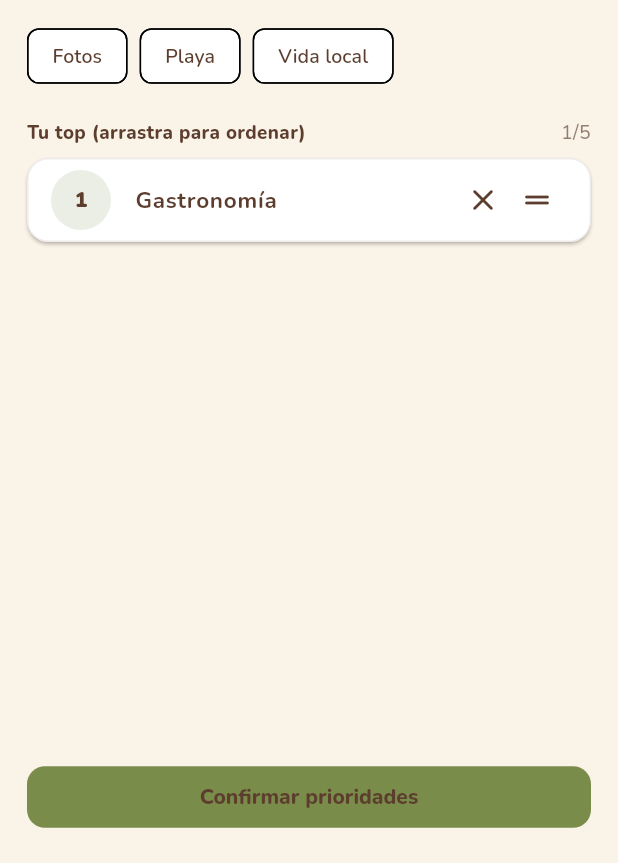
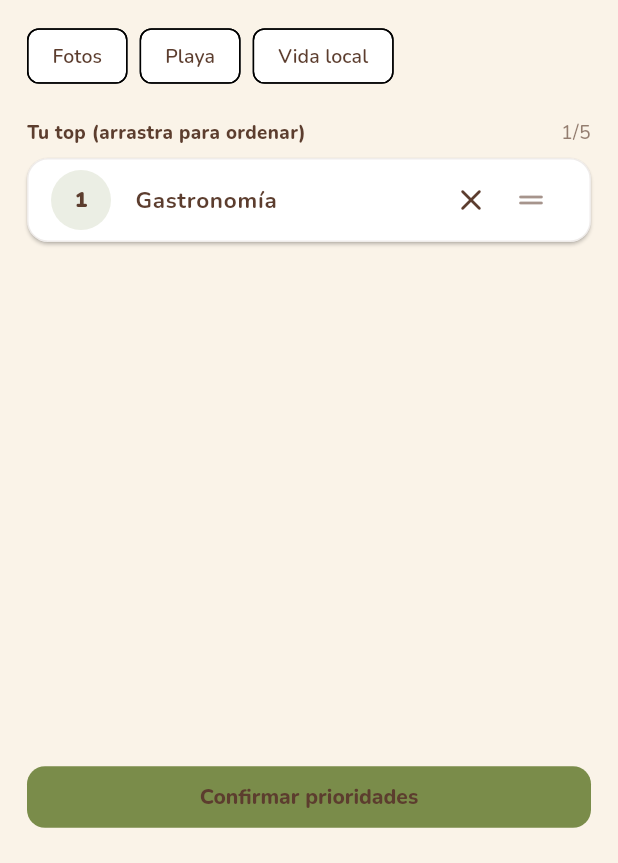
Before and after one commit to michellecfino/ChocoAventura-front, a Flutter app: the PriorizacionCategoriasScreen screen opened directly, after a tap on "Gastronomía", on a phone screen of 412 x 824 dp, the part 373-1236 px from its top. Run offline on Flutter 3.47's test engine with Material 3 defaults, Android fonts, the phone set to English and light mode, and no system bars; our stand-ins replace flutter_dotenv, google_fonts, google_places_flutter, speech_to_text; missing offline and left inert: dart:html; accounts and stored records are empty; network calls fail.

Commit message:
fix drag-to-reorder handle and chip deselect in category prioritization
Co-authored-by: Cursor <cursoragent@cursor.com>

```diff
--- a/choco/lib/features/viajes/screens/priorizacion_categorias_screen.dart
+++ b/choco/lib/features/viajes/screens/priorizacion_categorias_screen.dart
@@ -103,13 +103,7 @@ class _PriorizacionCategoriasScreenState extends State<PriorizacionCategoriasScr
                   selected: ya,
                   onSelected: lleno
                       ? null
-                      : (sel) {
-                          if (sel) {
-                            _agregar(o);
-                          } else {
-                            _quitar(o);
-                          }
-                        },
+                      : (_) => ya ? _quitar(o) : _agregar(o),
                 );
               }).toList(),
             ),
@@ -166,7 +160,14 @@ class _PriorizacionCategoriasScreenState extends State<PriorizacionCategoriasScr
                                 ),
                                 ReorderableDragStartListener(
                                   index: i,
-                                  child: const Icon(Icons.drag_handle_rounded),
+                                  child: MouseRegion(
+                                    cursor: SystemMouseCursors.grab,
+                                    child: Padding(
+                                      padding: const EdgeInsets.symmetric(horizontal: 4, vertical: 12),
+                                      child: Icon(Icons.drag_handle_rounded,
+                                          color: AppColors.text.withValues(alpha: 0.55)),
+                                    ),
+                                  ),
                                 ),
                               ],
                             ),
```
Also changed, not shown: 2 other files.
